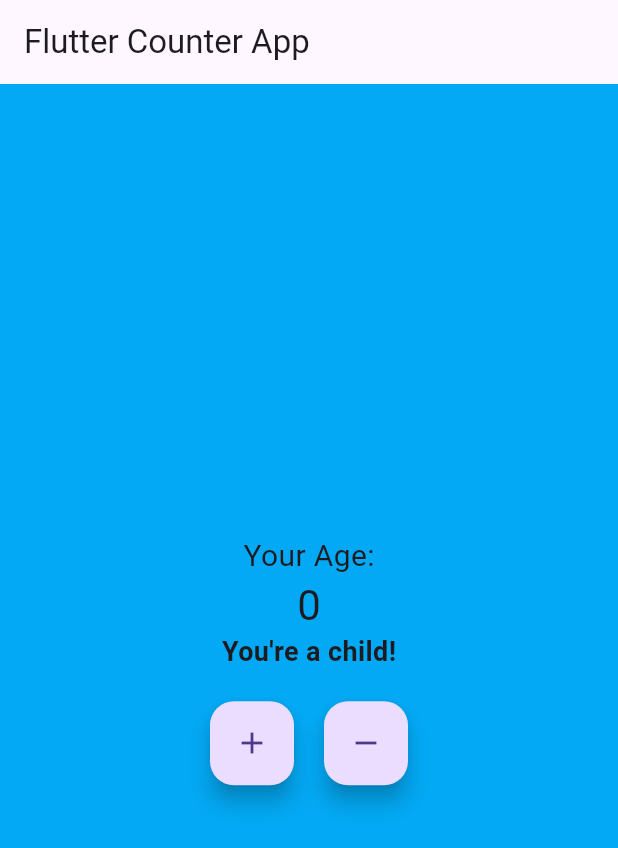
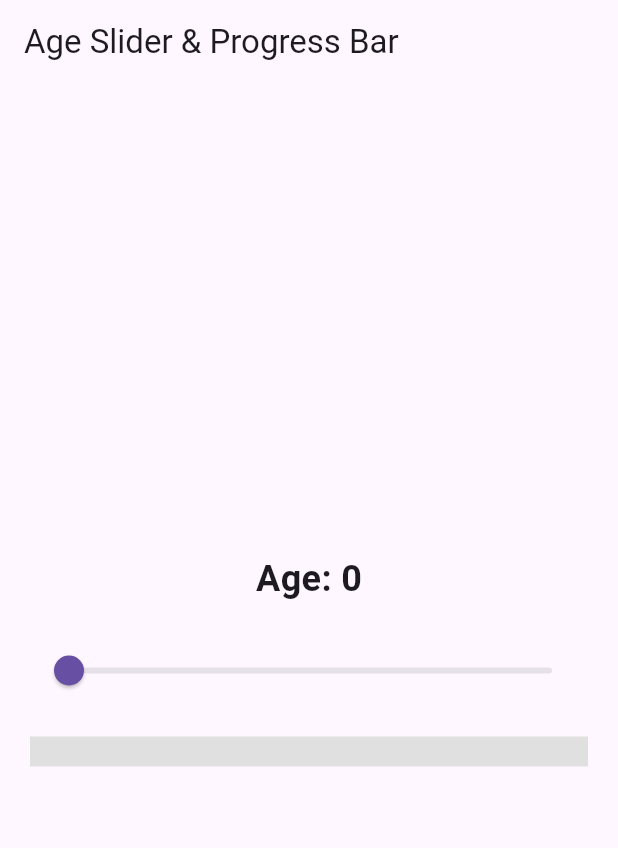
Before and after one commit to cbg85/provider_counter_app, a Flutter app: the screen it shows after launch, on a phone screen of 412 x 824 dp. Shown: the top 848 px of the screen. Run offline on Flutter 3.47's test engine with Material 3 defaults, Android fonts, the phone set to English and light mode, and no system bars.

Commit message:
Updated CounterProvider to AgeProvider and added slider functionality

```diff
--- a/lib/counter_provider.dart
+++ b/lib/counter_provider.dart
@@ -1,17 +1,12 @@
 import 'package:flutter/material.dart';
 
-class Counter with ChangeNotifier {
-  int value = 0;
+class AgeProvider extends ChangeNotifier {
+  double _age = 0; // Age starts at 0
 
-  void increment() {
-    value += 1;
+  double get age => _age;
+
+  void setAge(double newAge) {
+    _age = newAge;
     notifyListeners();
   }
-
-  void decrement() {
-    if (value > 0) {
-      value -= 1;
-      notifyListeners();
-    }
-  }
 }
--- a/lib/main.dart
+++ b/lib/main.dart
@@ -1,120 +1,87 @@
-import 'dart:io' show Platform;
-import 'package:flutter/foundation.dart' show kIsWeb;
 import 'package:flutter/material.dart';
 import 'package:provider/provider.dart';
-import 'package:window_size/window_size.dart';
-import 'counter_provider.dart';
 
 void main() {
-  setupWindow();
-  runApp(
-    ChangeNotifierProvider(
-      create: (context) => Counter(),
-      child: const MyApp(),
-    ),
-  );
-}
-
-const double windowWidth = 360;
-const double windowHeight = 640;
-
-void setupWindow() {
-  if (!kIsWeb && (Platform.isWindows || Platform.isLinux || Platform.isMacOS)) {
-    WidgetsFlutterBinding.ensureInitialized();
-    setWindowTitle('Provider Counter');
-    setWindowMinSize(const Size(windowWidth, windowHeight));
-    setWindowMaxSize(const Size(windowWidth, windowHeight));
-    getCurrentScreen().then((screen) {
-      setWindowFrame(Rect.fromCenter(
-        center: screen!.frame.center,
-        width: windowWidth,
-        height: windowHeight,
-      ));
-    });
-  }
+  runApp(MyApp());
 }
 
 class MyApp extends StatelessWidget {
-  const MyApp({super.key});
-
   @override
   Widget build(BuildContext context) {
-    return MaterialApp(
-      title: 'Flutter Counter',
-      theme: ThemeData(
-        primarySwatch: Colors.blue,
-        useMaterial3: true,
+    return ChangeNotifierProvider(
+      create: (context) => AgeProvider(),
+      child: MaterialApp(
+        debugShowCheckedModeBanner: false,
+        home: AgeScreen(),
       ),
-      home: const MyHomePage(),
     );
   }
 }
 
-class MyHomePage extends StatelessWidget {
-  const MyHomePage({super.key});
+class AgeProvider extends ChangeNotifier {
+  double _age = 0; // Age starts at 0
 
+  double get age => _age;
+
+  void setAge(double newAge) {
+    _age = newAge;
+    notifyListeners();
+  }
+}
+
+class AgeScreen extends StatelessWidget {
   @override
   Widget build(BuildContext context) {
+    final ageProvider = Provider.of<AgeProvider>(context);
+
     return Scaffold(
-      appBar: AppBar(title: const Text('Flutter Counter App')),
-      body: Consumer<Counter>(
-        builder: (context, counter, child) {
-          return Container(
-            width: double.infinity,
-            height: double.infinity,
-            color: _getBackgroundColor(counter.value),
-            child: Column(
-              mainAxisAlignment: MainAxisAlignment.center,
-              children: [
-                const Text('Your Age:', style: TextStyle(fontSize: 20)),
-                Text(
-                  '${counter.value}',
-                  style: Theme.of(context).textTheme.headlineMedium,
-                ),
-                Text(
-                  _getMessage(counter.value),
-                  style: const TextStyle(fontSize: 18, fontWeight: FontWeight.bold),
-                ),
-                const SizedBox(height: 20),
-                Row(
-                  mainAxisAlignment: MainAxisAlignment.center,
-                  children: [
-                    FloatingActionButton(
-                      onPressed: counter.increment,
-                      tooltip: 'Increment',
-                      child: const Icon(Icons.add),
-                    ),
-                    const SizedBox(width: 20),
-                    FloatingActionButton(
-                      onPressed: counter.decrement,
-                      tooltip: 'Decrement',
-                      child: const Icon(Icons.remove),
-                    ),
-                  ],
-                ),
-              ],
+      appBar: AppBar(title: Text('Age Slider & Progress Bar')),
+      body: Padding(
+        padding: const EdgeInsets.all(20.0),
+        child: Column(
+          mainAxisAlignment: MainAxisAlignment.center,
+          children: [
+            Text(
+              'Age: ${ageProvider.age.toInt()}',
+              style: TextStyle(fontSize: 24, fontWeight: FontWeight.bold),
             ),
-          );
-        },
+            SizedBox(height: 20),
+
+            // Age Slider
+            Slider(
+              value: ageProvider.age,
+              min: 0,
+              max: 99,
+              divisions: 99,
+              label: ageProvider.age.toInt().toString(),
+              onChanged: (value) {
+                ageProvider.setAge(value);
+              },
+            ),
+
+            SizedBox(height: 20),
+
+            // Progress Bar with Color Change
+            LinearProgressIndicator(
+              value: ageProvider.age / 99,
+              backgroundColor: Colors.grey[300],
+              color: _getProgressColor(ageProvider.age),
+              minHeight: 20,
+            ),
+          ],
+        ),
       ),
     );
   }
 
-  // Function to determine background color based on age
-  Color _getBackgroundColor(int age) {
-    if (age >= 0 && age <= 12) return Colors.lightBlue; // Child
-    if (age >= 13 && age <= 19) return Colors.lightGreen; // Teenager
-    if (age >= 20 && age <= 30) return Colors.yellow.shade200; // Young Adult
-    if (age >= 31 && age <= 50) return Colors.orange; // Adult
-    return Colors.grey.shade400; // Golden Years (51+)
-  }
-
-  // Function to get message based on age
-  String _getMessage(int age) {
-    if (age >= 0 && age <= 12) return "You're a child!";
-    if (age >= 13 && age <= 19) return "Teenager time!";
-    if (age >= 20 && age <= 30) return "You're a young adult!";
-    if (age >= 31 && age <= 50) return "You're an adult now!";
-    return "Golden years!"; // Age 51+
+  // Function to determine progress bar color
+  Color _getProgressColor(double age) {
+    if (age <= 33) {
+      return Colors.green;
+    } else if (age <= 67) {
+      return Colors.yellow;
+    } else {
+      return Colors.red;
+    }
   }
 }
--- a/pubspec.yaml
+++ b/pubspec.yaml
@@ -35,10 +35,12 @@ dependencies:
   # Use with the CupertinoIcons class for iOS style icons.
   cupertino_icons: ^1.0.8
   provider: ^6.1.2
+  window_size: ^0.1.0
 
 dev_dependencies:
   flutter_test:
     sdk: flutter
+  window_size: ^0.1.0
 
   # The "flutter_lints" package below contains a set of recommended lints to
   # encourage good coding practices. The lint set provided by the package is
```
Also changed, not shown: pubspec.lock, 5 other files.
